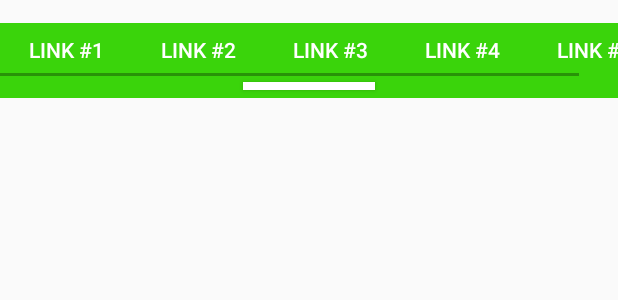
After one commit to Khelle/android-xtt2, an Android app: the layout layout_main_links.xml on its own in the app's theme, with its tools: preview values and no code run, on a phone screen of 412 x 824 dp. The commit adds this screen. Shown: the top 300 px of the screen. Run offline under Robolectric (Android 15) with nearby library versions, the phone set to English and light mode, and no system bars.

Commit message:
Added links slider

```diff
--- /dev/null
+++ b/app/src/main/res/layout/layout_main_links.xml
@@ -0,0 +1,29 @@
+<?xml version="1.0" encoding="utf-8"?>
+<RelativeLayout
+    xmlns:android="http://schemas.android.com/apk/res/android"
+    android:id="@+id/hidden_panel"
+    android:layout_width="match_parent"
+    android:layout_height="50dp"
+    android:background="#3ad40b"
+    android:layout_marginTop="15dp">
+
+    <include layout="@layout/view_links"/>
+
+    <RelativeLayout
+        android:layout_width="match_parent"
+        android:layout_height="50dp"
+        android:layout_marginTop="35dp"
+        android:onClick="toggleLinksPanel">
+
+        <Button
+            android:layout_width="wrap_content"
+            android:layout_height="5dp"
+            android:layout_marginBottom="5dp"
+            android:text=""
+            android:layout_centerInParent="true"
+            android:layout_alignParentBottom="true"
+            android:background="#ffffff"
+            android:onClick="toggleLinksPanel"/>
+    </RelativeLayout>
+
+</RelativeLayout>
--- a/app/src/main/res/layout/layout_main_toolbar.xml
+++ b/app/src/main/res/layout/layout_main_toolbar.xml
@@ -46,7 +46,8 @@
             android:layout_height="50dp"
             android:spinnerMode="dropdown"
             android:layout_toLeftOf="@id/nav_btn_next"
-            android:layout_toRightOf="@id/nav_btn_prev" />
+            android:layout_toRightOf="@id/nav_btn_prev"
+            android:textColor="#ffffff" />
 
     </RelativeLayout>
 
--- /dev/null
+++ b/app/src/main/res/layout/view_links.xml
@@ -0,0 +1,56 @@
+<?xml version="1.0" encoding="utf-8"?>
+<HorizontalScrollView
+    xmlns:android="http://schemas.android.com/apk/res/android"
+    android:layout_width="match_parent"
+    android:layout_height="wrap_content"
+    android:scrollbarSize="2dp"
+    android:scrollbarStyle="insideOverlay">
+
+    <LinearLayout
+        android:layout_width="match_parent"
+        android:layout_height="35dp"
+        android:layout_alignParentTop="true"
+        android:layout_margin="0dp">
+
+        <Button
+            android:id="@+id/link1"
+            android:layout_width="wrap_content"
+            android:layout_height="match_parent"
+            android:text="LINK #1"
+            android:background="@android:color/transparent"
+            android:textColor="#ffffff" />
+
+        <Button
+            android:id="@+id/link2"
+            android:layout_width="wrap_content"
+            android:layout_height="match_parent"
+            android:text="LINK #2"
+            android:background="@android:color/transparent"
+            android:textColor="#ffffff" />
+
+        <Button
+            android:id="@+id/link3"
+            android:layout_width="wrap_content"
+            android:layout_height="match_parent"
+            android:text="LINK #3"
+            android:background="@android:color/transparent"
+            android:textColor="#ffffff" />
+
+        <Button
+            android:id="@+id/link4"
+            android:layout_width="wrap_content"
+            android:layout_height="match_parent"
+            android:text="LINK #4"
+            android:background="@android:color/transparent"
+            android:textColor="#ffffff" />
+
+        <Button
+            android:id="@+id/link5"
+            android:layout_width="wrap_content"
+            android:layout_height="match_parent"
+            android:text="LINK #5"
+            android:background="@android:color/transparent"
+            android:textColor="#ffffff" />
+
+    </LinearLayout>
+</HorizontalScrollView>
--- a/app/src/main/res/layout/view_xtt2.xml
+++ b/app/src/main/res/layout/view_xtt2.xml
@@ -1,12 +1,13 @@
 <merge xmlns:android="http://schemas.android.com/apk/res/android">
 
+    <include layout="@layout/layout_main_links"/>
     <include layout="@layout/layout_main_toolbar"/>
 
     <android.support.v4.widget.DrawerLayout
-        android:id="@+id/drawer_layout"
+        android:id="@+id/cards_panel"
         android:layout_width="match_parent"
         android:layout_height="match_parent"
-        android:layout_marginTop="50dp">
+        android:layout_marginTop="65dp">
 
         <FrameLayout
             android:id="@+id/content_frame"
```
Also changed, not shown: app/src/main/java/xtt2android/pl/edu/agh/eis/xtt2android/activities/MainActivity.java (+61 -0 lines).
